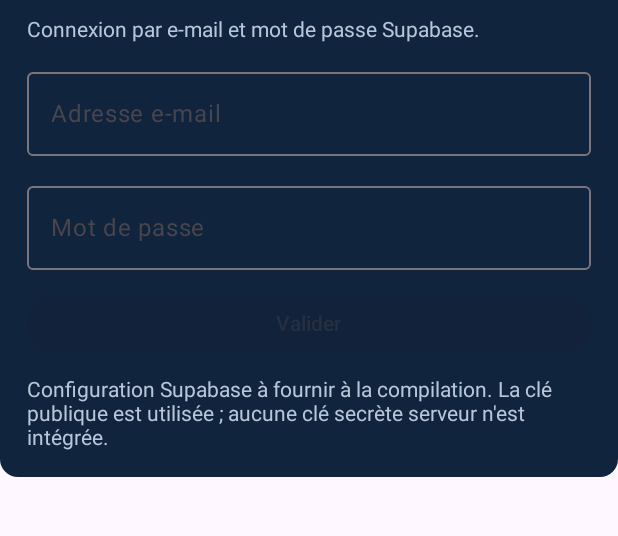
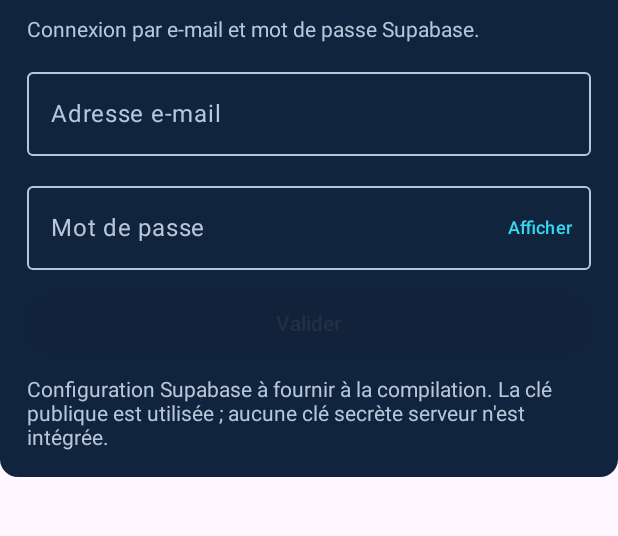
Before and after one commit to 1826Sow/Sowia, an Android app built with Jetpack Compose: the composable AccountPanel shown on its own in the app's theme, on a phone screen of 412 x 824 dp, the part 51-587 px from its top. Run offline under Robolectric (Android 15) with nearby library versions, the phone set to English and light mode, and no system bars.

Commit message:
Improve Android login field contrast and password visibility

```diff
--- a/android/app/src/main/java/com/sowkeys/sowia/MainActivity.kt
+++ b/android/app/src/main/java/com/sowkeys/sowia/MainActivity.kt
@@ -23,6 +23,8 @@ import androidx.compose.material3.CardDefaults
 import androidx.compose.material3.MaterialTheme
 import androidx.compose.material3.OutlinedButton
 import androidx.compose.material3.OutlinedTextField
+import androidx.compose.material3.OutlinedTextFieldDefaults
+import androidx.compose.material3.TextButton
 import androidx.compose.material3.Surface
 import androidx.compose.material3.Text
 import androidx.compose.runtime.*
@@ -30,6 +32,7 @@ import androidx.compose.ui.Alignment
 import androidx.compose.ui.Modifier
 import androidx.compose.ui.graphics.Color
 import androidx.compose.ui.platform.LocalContext
+import androidx.compose.ui.text.TextStyle
 import androidx.compose.ui.text.font.FontWeight
 import androidx.compose.ui.text.input.KeyboardType
 import androidx.compose.ui.text.input.PasswordVisualTransformation
@@ -197,6 +200,7 @@ private fun AccountPanel() {
     val scope = rememberCoroutineScope()
     var email by remember { mutableStateOf("") }
     var password by remember { mutableStateOf("") }
+    var passwordVisible by remember { mutableStateOf(false) }
     var session by remember { mutableStateOf(auth.currentSession()) }
     var status by remember { mutableStateOf("") }
     var busy by remember { mutableStateOf(false) }
@@ -265,17 +269,54 @@ private fun AccountPanel() {
                     value = email,
                     onValueChange = { email = it },
                     modifier = Modifier.fillMaxWidth(),
-                    label = { Text("Adresse e-mail") },
+                    label = { Text("Adresse e-mail", color = Muted) },
                     singleLine = true,
+                    textStyle = TextStyle(color = Color.White, fontSize = 16.sp),
                     keyboardOptions = KeyboardOptions(keyboardType = KeyboardType.Email),
+                    colors = OutlinedTextFieldDefaults.colors(
+                        focusedTextColor = Color.White,
+                        unfocusedTextColor = Color.White,
+                        focusedLabelColor = Cyan,
+                        unfocusedLabelColor = Muted,
+                        cursorColor = Cyan,
+                        focusedBorderColor = Cyan,
+                        unfocusedBorderColor = Muted,
+                        focusedContainerColor = Panel,
+                        unfocusedContainerColor = Panel,
+                    ),
                 )
                 OutlinedTextField(
                     value = password,
                     onValueChange = { password = it },
                     modifier = Modifier.fillMaxWidth(),
-                    label = { Text("Mot de passe") },
+                    label = { Text("Mot de passe", color = Muted) },
                     singleLine = true,
-                    visualTransformation = PasswordVisualTransformation(),
+                    textStyle = TextStyle(color = Color.White, fontSize = 16.sp),
+                    visualTransformation = if (passwordVisible) {
+                        androidx.compose.ui.text.input.VisualTransformation.None
+                    } else {
+                        PasswordVisualTransformation()
+                    },
+                    trailingIcon = {
+                        TextButton(onClick = { passwordVisible = !passwordVisible }) {
+                            Text(
+                                if (passwordVisible) "Masquer" else "Afficher",
+                                color = Cyan,
+                                fontSize = 12.sp,
+                            )
+                        }
+                    },
+                    colors = OutlinedTextFieldDefaults.colors(
+                        focusedTextColor = Color.White,
+                        unfocusedTextColor = Color.White,
+                        focusedLabelColor = Cyan,
+                        unfocusedLabelColor = Muted,
+                        cursorColor = Cyan,
+                        focusedBorderColor = Cyan,
+                        unfocusedBorderColor = Muted,
+                        focusedContainerColor = Panel,
+                        unfocusedContainerColor = Panel,
+                    ),
                 )
                 Button(
                     onClick = {
```
